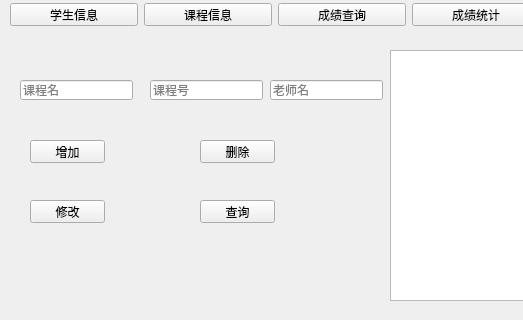
Old version of the form studentManagerSystem/studentmanagersys.ui in the repository lihorse/Sms; both pictures show x 0 to 523 and y 0 to 320 of the 800 by 600 pixel window.
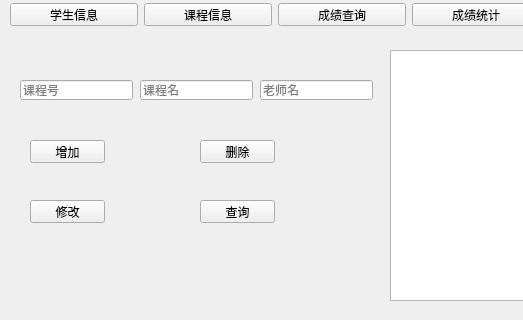
New version of the form. The open tabs and pages were chosen to show the change.

```diff
--- a/studentManagerSystem/studentmanagersys.ui
+++ b/studentManagerSystem/studentmanagersys.ui
@@ -210,7 +210,7 @@
      <widget class="QLineEdit" name="lineEdit_4">
       <property name="geometry">
        <rect>
-        <x>270</x>
+        <x>260</x>
         <y>50</y>
         <width>113</width>
         <height>20</height>
@@ -223,7 +223,7 @@
      <widget class="QLineEdit" name="lineEdit_5">
       <property name="geometry">
        <rect>
-        <x>20</x>
+        <x>140</x>
         <y>50</y>
         <width>113</width>
         <height>20</height>
@@ -249,7 +249,7 @@
      <widget class="QLineEdit" name="lineEdit_6">
       <property name="geometry">
        <rect>
-        <x>150</x>
+        <x>20</x>
         <y>50</y>
         <width>113</width>
         <height>20</height>
```
Left out of the diff: 18 changed lines with no effect on the pictures.
